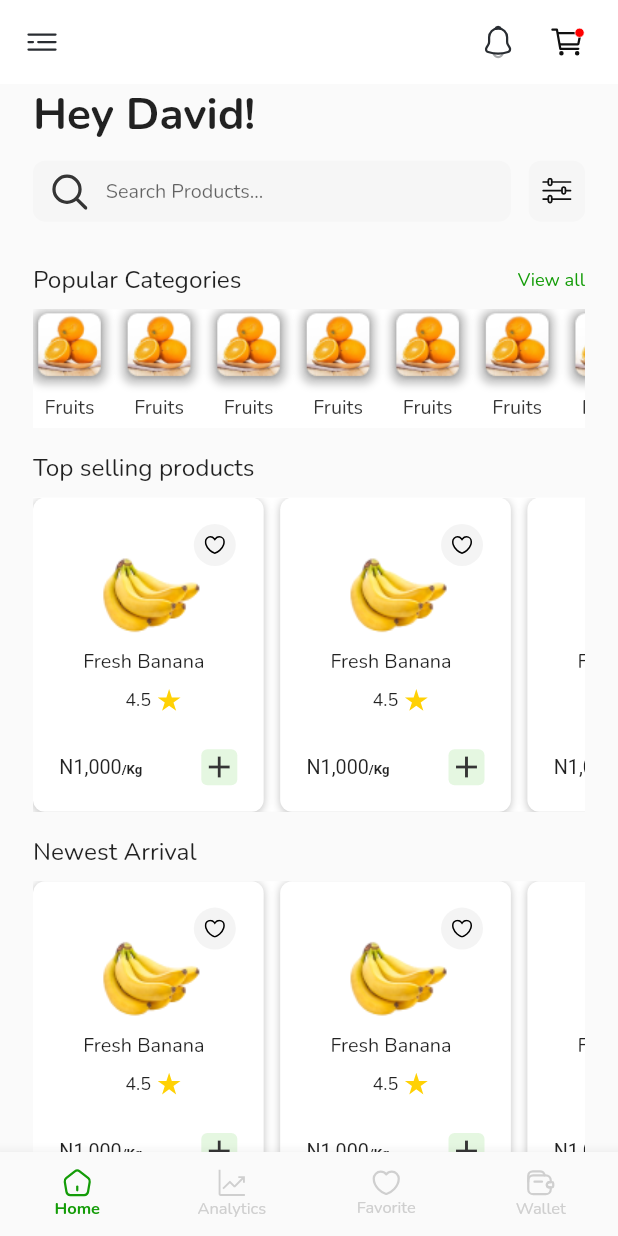
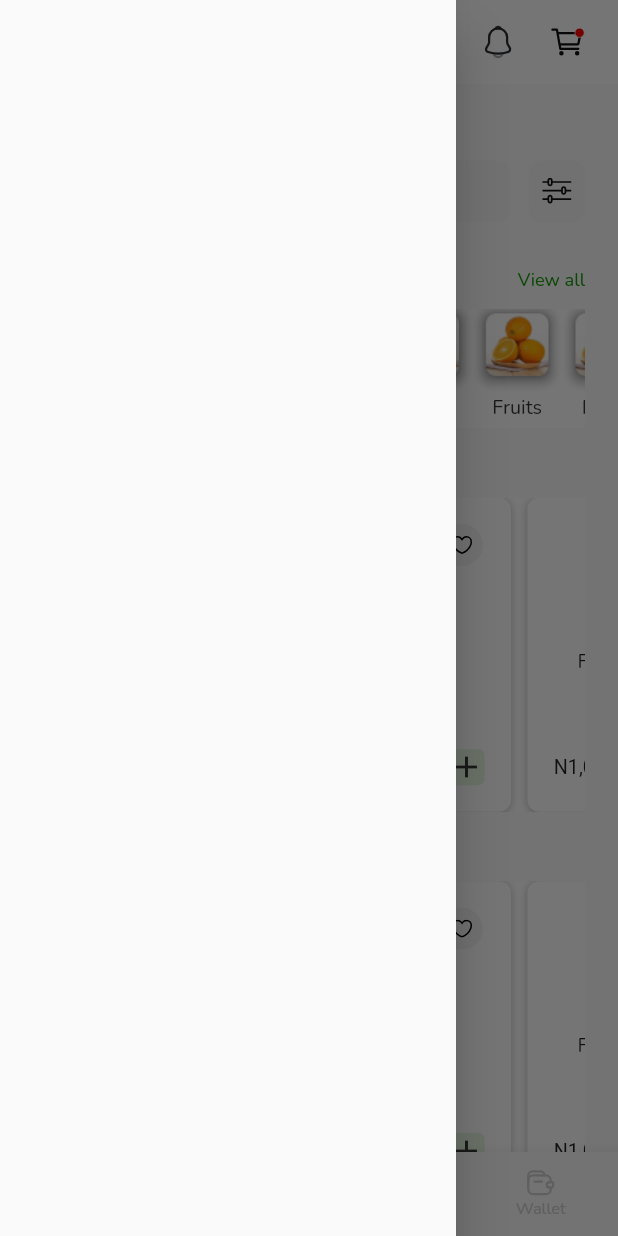
Before and after one commit to Gfash436/GoFarmNG, a Flutter app: the screen it shows after launch, after a tap on an icon or button, on a phone screen of 412 x 824 dp. Run offline on Flutter 3.47's test engine with Material 2 defaults, Android fonts, the phone set to English and light mode, and no system bars; our stand-ins replace flutter_svg.

Commit message:
drawer and all navbar implemented

```diff
--- /dev/null
+++ b/lib/Screens/analytics_screen/analytics_screen.dart
@@ -0,0 +1,12 @@
+import 'package:flutter/material.dart';
+import 'package:gofarmng/Screens/home_screen/app_bar.dart';
+
+class AnalyticsScreen extends StatelessWidget {
+  const AnalyticsScreen({super.key});
+
+  @override
+  Widget build(BuildContext context) {
+    return Scaffold(
+    );
+  }
+}
--- /dev/null
+++ b/lib/Screens/favorite_screen/favorite_screen.dart
@@ -0,0 +1,10 @@
+import 'package:flutter/material.dart';
+
+class FavoriteScreen extends StatelessWidget {
+  const FavoriteScreen({super.key});
+
+  @override
+  Widget build(BuildContext context) {
+    return Scaffold();
+  }
+}
--- a/lib/Screens/home_screen/app_bar.dart
+++ b/lib/Screens/home_screen/app_bar.dart
@@ -3,7 +3,7 @@ import 'package:flutter_svg/flutter_svg.dart';
 
 import '../../Constants/size_config.dart';
 
-AppBar appBar() {
+AppBar appBar(BuildContext context,final scafoldKey) {
   return AppBar(
     backgroundColor: Colors.white,
     elevation: 0,
@@ -11,7 +11,7 @@ AppBar appBar() {
       icon: SvgPicture.asset(
         "assets/icons/menu.svg",
       ),
-      onPressed: () {},
+      onPressed: () => scafoldKey.currentState!.openDrawer(),
     ),
     actions: [
       SvgPicture.asset(
--- /dev/null
+++ b/lib/Screens/home_screen/app_drawer.dart
@@ -0,0 +1,28 @@
+import 'package:flutter/material.dart';
+
+import '../../Constants/size_config.dart';
+
+class AppDrawer extends StatelessWidget {
+  const AppDrawer({
+    super.key,
+  });
+
+  @override
+  Widget build(BuildContext context) {
+    return Drawer(
+      child: Column(
+        children: [
+          Padding(
+            padding: EdgeInsets.symmetric(
+                horizontal: getProportionateScreenWidth(
+                  20,
+                ),
+                vertical: getProportionateScreenHeight(
+                  56,
+                )),
+          ),
+        ],
+      ),
+    );
+  }
+}
--- a/lib/Screens/home_screen/bottom_navBar.dart
+++ b/lib/Screens/home_screen/bottom_navBar.dart
@@ -1,32 +1,27 @@
+// ignore_for_file: public_member_api_docs, sort_constructors_first
 import 'package:flutter/material.dart';
 import 'package:flutter_svg/flutter_svg.dart';
 
 import '../../Constants/size_config.dart';
 import '../../Styles/colors.dart';
 
+class NavBar extends StatelessWidget {
+  const NavBar({
+    Key? key,
+    required this.navigatoTo, required this.selectedIndex,
+  }) : super(key: key);
+  final Function(int index) navigatoTo;
+  final int selectedIndex;
 
-class bottomNavBar extends StatefulWidget {
-  const bottomNavBar({
-    super.key,
-  });
-
-  @override
-  State<bottomNavBar> createState() => _bottomNavBarState();
-}
-
-class _bottomNavBarState extends State<bottomNavBar> {
-  int _selectedIndex = 0;
   @override
   Widget build(BuildContext context) {
     return BottomNavigationBar(
       type: BottomNavigationBarType.fixed,
-      currentIndex: _selectedIndex,
+      currentIndex: selectedIndex,
       selectedItemColor: green,
       unselectedItemColor: grey,
       showUnselectedLabels: true,
-      onTap: (value) => setState(() {
-        _selectedIndex = value;
-      }),
+      onTap: navigatoTo,
       selectedLabelStyle: TextStyle(
         fontSize: getProportionateScreenWidth(10),
         fontWeight: FontWeight.bold,
--- a/lib/Screens/home_screen/home_screen.dart
+++ b/lib/Screens/home_screen/home_screen.dart
@@ -1,10 +1,15 @@
 import 'package:flutter/material.dart';
 import 'package:gofarmng/Constants/size_config.dart';
+import 'package:gofarmng/Screens/analytics_screen/analytics_screen.dart';
+import 'package:gofarmng/Screens/favorite_screen/favorite_screen.dart';
+import 'package:gofarmng/Screens/wallet_screen/wallet_screen.dart';
 import 'package:gofarmng/Widgets/myText.dart';
 
 import '../../Widgets/search_textformfield.dart';
 import 'app_bar.dart';
+import 'app_drawer.dart';
 import 'bottom_navBar.dart';
+import 'home_screen_body.dart';
 import 'newest_arrival.dart';
 import 'popular_categories.dart';
 import 'top_selling_products.dart';
@@ -17,52 +22,33 @@ class HomeScreen extends StatefulWidget {
 }
 
 class _HomeScreenState extends State<HomeScreen> {
-  final TextEditingController searchController = TextEditingController();
+  // final TextEditingController searchController = TextEditingController();
+  int _selectedIndex = 0;
+  final scafoldKey = GlobalKey<ScaffoldState>();
+  static final List<Widget> _pages = [
+    const HomeScreenBody(),
+    const AnalyticsScreen(),
+    const FavoriteScreen(),
+    const WalletScreen(),
+  ];
+  void navigatoTo(int index) {
+    setState(() {
+      _selectedIndex = index;
+    });
+  }
+
   @override
   Widget build(BuildContext context) {
     SizeConfig.init(context);
     return Scaffold(
+      key: scafoldKey,
       // backgroundColor: Colors.brown,
       // backgroundColor: Colors.white,
-      appBar: appBar(),
-      body: SingleChildScrollView(
-        child: Padding(
-          padding: EdgeInsets.only(
-            left: getProportionateScreenWidth(20),
-            right: getProportionateScreenWidth(20),
-          ),
-          child: Column(
-            crossAxisAlignment: CrossAxisAlignment.start,
-            children: [
-              myText(
-                text: "Hey David!",
-                fontSize: getProportionateScreenHeight(29),
-                fontWeight: FontWeight.w700,
-              ),
-              SizedBox(
-                height: getProportionateScreenHeight(11),
-              ),
-              const SearchTextFormField(),
-              SizedBox(
-                height: getProportionateScreenHeight(28),
-              ),
-              const PopularCategories(),
-              SizedBox(
-                height: getProportionateScreenHeight(16),
-              ),
-              const TopSellingProducts(),
-              SizedBox(
-                height: getProportionateScreenHeight(16),
-              ),
-              const NewestArrival(),
-              SizedBox(
-                height: getProportionateScreenHeight(32),
-              ),
-            ],
-          ),
-        ),
-      ),
-      bottomNavigationBar: const bottomNavBar(),
+      appBar: appBar(context,scafoldKey),
+      drawer: const AppDrawer(),
+      body: _pages[_selectedIndex],
+      bottomNavigationBar:
+          NavBar(navigatoTo: navigatoTo, selectedIndex: _selectedIndex),
     );
   }
 }
--- /dev/null
+++ b/lib/Screens/home_screen/home_screen_body.dart
@@ -0,0 +1,55 @@
+import 'package:flutter/material.dart';
+
+import '../../Constants/size_config.dart';
+import '../../Widgets/myText.dart';
+import '../../Widgets/search_textformfield.dart';
+import 'newest_arrival.dart';
+import 'popular_categories.dart';
+import 'top_selling_products.dart';
+
+class HomeScreenBody extends StatelessWidget {
+  const HomeScreenBody({
+    super.key,
+  });
+
+  @override
+  Widget build(BuildContext context) {
+    return SingleChildScrollView(
+      child: Padding(
+        padding: EdgeInsets.only(
+          left: getProportionateScreenWidth(20),
+          right: getProportionateScreenWidth(20),
+        ),
+        child: Column(
+          crossAxisAlignment: CrossAxisAlignment.start,
+          children: [
+            myText(
+              text: "Hey David!",
+              fontSize: getProportionateScreenHeight(29),
+              fontWeight: FontWeight.w700,
+            ),
+            SizedBox(
+              height: getProportionateScreenHeight(11),
+            ),
+            const SearchTextFormField(),
+            SizedBox(
+              height: getProportionateScreenHeight(28),
+            ),
+            const PopularCategories(),
+            SizedBox(
+              height: getProportionateScreenHeight(16),
+            ),
+            const TopSellingProducts(),
+            SizedBox(
+              height: getProportionateScreenHeight(16),
+            ),
+            const NewestArrival(),
+            SizedBox(
+              height: getProportionateScreenHeight(32),
+            ),
+          ],
+        ),
+      ),
+    );
+  }
+}
--- /dev/null
+++ b/lib/Screens/wallet_screen/wallet_screen.dart
@@ -0,0 +1,10 @@
+import 'package:flutter/material.dart';
+
+class WalletScreen extends StatelessWidget {
+  const WalletScreen({super.key});
+
+  @override
+  Widget build(BuildContext context) {
+    return Scaffold();
+  }
+}
```
